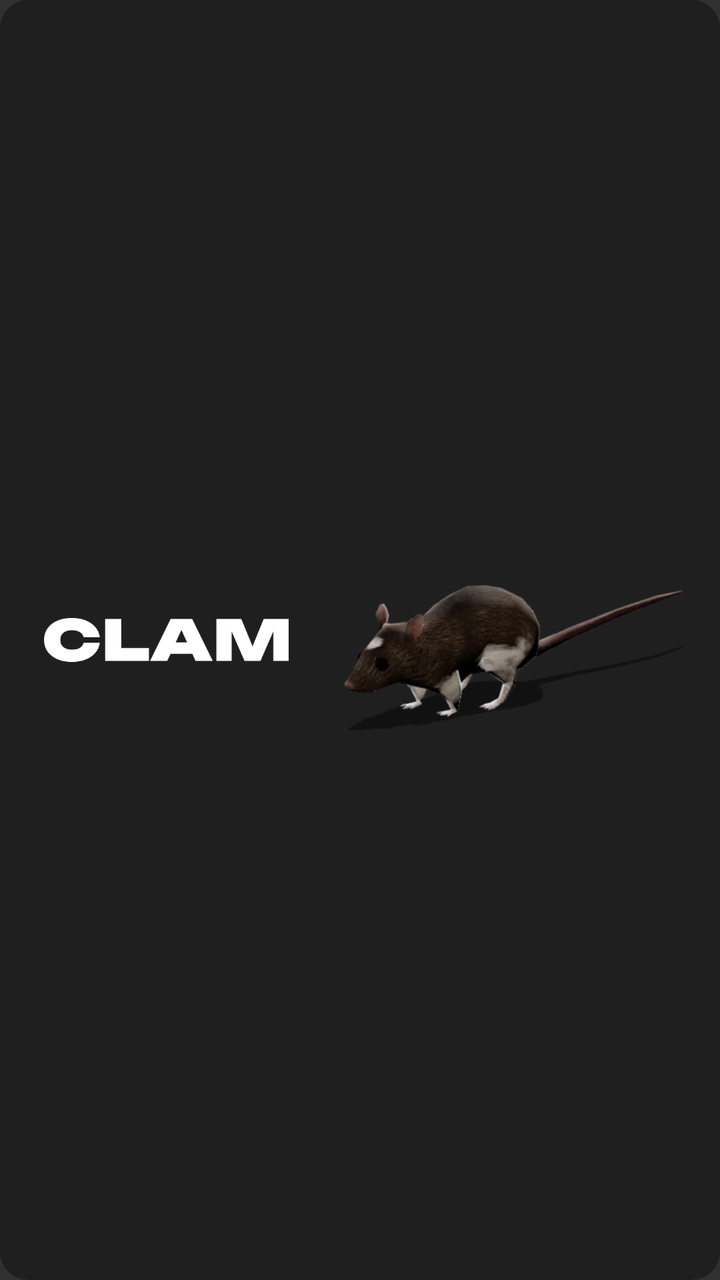
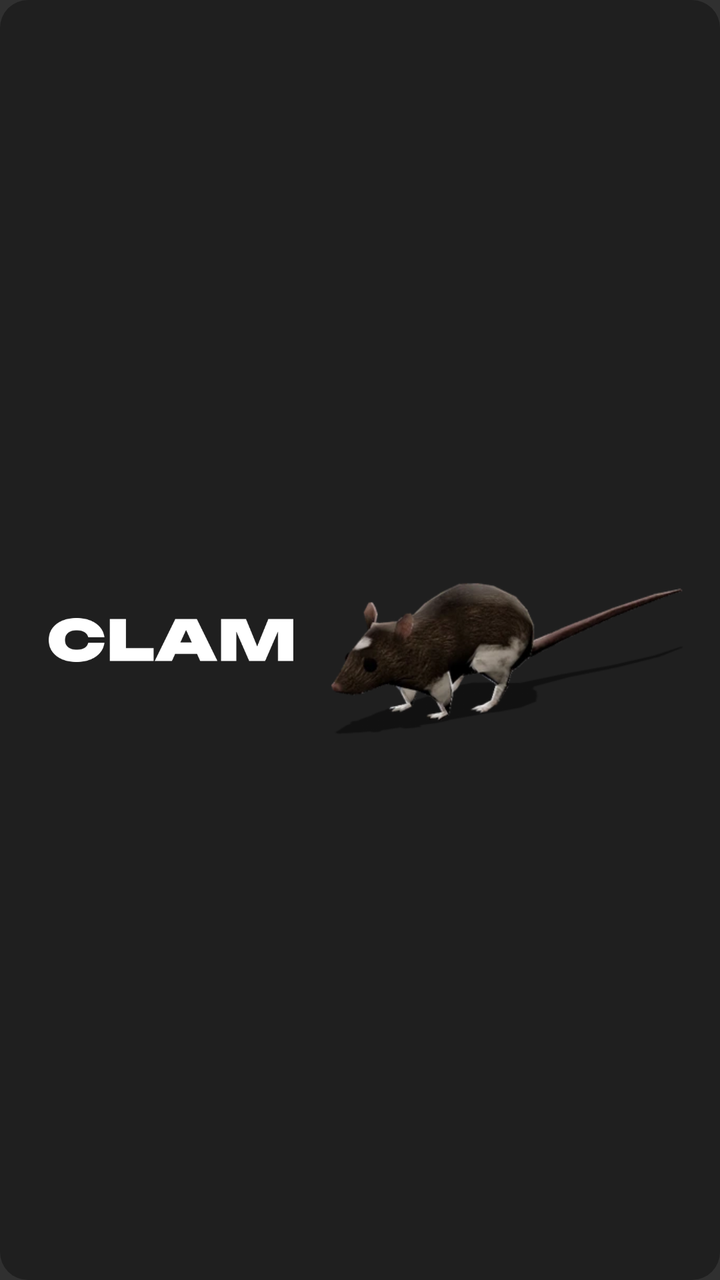

Two renders of the same Android screen: before a commit and after it. Below are the layout's source before the change and the commit's diff.
<!-- AndroidManifest.xml: application theme android:Theme.Material.NoActionBar -->
<!-- res/layout/widget_rat_sleep_enter.xml -->
<?xml version="1.0" encoding="utf-8"?>
<LinearLayout xmlns:android="http://schemas.android.com/apk/res/android"
    android:id="@android:id/background"
    android:layout_width="match_parent"
    android:layout_height="match_parent"
    android:background="@drawable/widget_bg"
    android:orientation="horizontal"
    android:gravity="center_vertical"
    android:paddingStart="22dp"
    android:paddingEnd="10dp"
    android:paddingTop="6dp"
    android:paddingBottom="6dp">

    <FrameLayout
        android:layout_width="0dp"
        android:layout_height="match_parent"
        android:layout_weight="1">

        <ImageView
            android:layout_width="wrap_content"
            android:layout_height="22dp"
            android:layout_gravity="center_vertical|start"
            android:adjustViewBounds="true"
            android:scaleType="fitStart"
            android:src="@drawable/clam_logo"
            android:contentDescription="CLAM" />
    </FrameLayout>

    <ViewFlipper
        android:layout_width="0dp"
        android:layout_height="match_parent"
        android:layout_weight="1.25"
        android:autoStart="true"
        android:flipInterval="33"
        android:measureAllChildren="false">
        <ImageView android:layout_width="match_parent" android:layout_height="match_parent" android:scaleType="fitCenter" android:src="@drawable/rat_sleep_enter_00" />
        <ImageView android:layout_width="match_parent" android:layout_height="match_parent" android:scaleType="fitCenter" android:src="@drawable/rat_sleep_enter_01" />
        <ImageView android:layout_width="match_parent" android:layout_height="match_parent" android:scaleType="fitCenter" android:src="@drawable/rat_sleep_enter_02" />
        <ImageView android:layout_width="match_parent" android:layout_height="match_parent" android:scaleType="fitCenter" android:src="@drawable/rat_sleep_enter_03" />
        <ImageView android:layout_width="match_parent" android:layout_height="match_parent" android:scaleType="fitCenter" android:src="@drawable/rat_sleep_enter_04" />
        <ImageView android:layout_width="match_parent" android:layout_height="match_parent" android:scaleType="fitCenter" android:src="@drawable/rat_sleep_enter_05" />
        <ImageView android:layout_width="match_parent" android:layout_height="match_parent" android:scaleType="fitCenter" android:src="@drawable/rat_sleep_enter_06" />
        <ImageView android:layout_width="match_parent" android:layout_height="match_parent" android:scaleType="fitCenter" android:src="@drawable/rat_sleep_enter_07" />
        <ImageView android:layout_width="match_parent" android:layout_height="match_parent" android:scaleType="fitCenter" android:src="@drawable/rat_sleep_enter_08" />
        <ImageView android:layout_width="match_parent" android:layout_height="match_parent" android:scaleType="fitCenter" android:src="@drawable/rat_sleep_enter_09" />
        <ImageView android:layout_width="match_parent" android:layout_height="match_parent" android:scaleType="fitCenter" android:src="@drawable/rat_sleep_enter_10" />
        <ImageView android:layout_width="match_parent" android:layout_height="match_parent" android:scaleType="fitCenter" android:src="@drawable/rat_sleep_enter_11" />
        <ImageView android:layout_width="match_parent" android:layout_height="match_parent" android:scaleType="fitCenter" android:src="@drawable/rat_sleep_enter_12" />
        <ImageView android:layout_width="match_parent" android:layout_height="match_parent" android:scaleType="fitCenter" android:src="@drawable/rat_sleep_enter_13" />
        <ImageView android:layout_width="match_parent" android:layout_height="match_parent" android:scaleType="fitCenter" android:src="@drawable/rat_sleep_enter_14" />
        <ImageView android:layout_width="match_parent" android:layout_height="match_parent" android:scaleType="fitCenter" android:src="@drawable/rat_sleep_enter_15" />
        <ImageView android:layout_width="match_parent" android:layout_height="match_parent" android:scaleType="fitCenter" android:src="@drawable/rat_sleep_enter_16" />
        <ImageView android:layout_width="match_parent" android:layout_height="match_parent" android:scaleType="fitCenter" android:src="@drawable/rat_sleep_enter_17" />
        <ImageView android:layout_width="match_parent" android:layout_height="match_parent" android:scaleType="fitCenter" android:src="@drawable/rat_sleep_enter_18" />
        <ImageView android:layout_width="match_parent" android:layout_height="match_parent" android:scaleType="fitCenter" android:src="@drawable/rat_sleep_enter_19" />
        <ImageView android:layout_width="match_parent" android:layout_height="match_parent" android:scaleType="fitCenter" android:src="@drawable/rat_sleep_enter_20" />
        <ImageView android:layout_width="match_parent" android:layout_height="match_parent" android:scaleType="fitCenter" android:src="@drawable/rat_sleep_enter_21" />
        <ImageView android:layout_width="match_parent" android:layout_height="match_parent" android:scaleType="fitCenter" android:src="@drawable/rat_sleep_enter_22" />
        <ImageView android:layout_width="match_parent" android:layout_height="match_parent" android:scaleType="fitCenter" android:src="@drawable/rat_sleep_enter_23" />
        <ImageView android:layout_width="match_parent" android:layout_height="match_parent" android:scaleType="fitCenter" android:src="@drawable/rat_sleep_enter_24" />
        <ImageView android:layout_width="match_parent" android:layout_height="match_parent" android:scaleType="fitCenter" android:src="@drawable/rat_sleep_enter_25" />
        <ImageView android:layout_width="match_parent" android:layout_height="match_parent" android:scaleType="fitCenter" android:src="@drawable/rat_sleep_enter_26" />
        <ImageView android:layout_width="match_parent" android:layout_height="match_parent" android:scaleType="fitCenter" android:src="@drawable/rat_sleep_enter_27" />
        <ImageView android:layout_width="match_parent" android:layout_height="match_parent" android:scaleType="fitCenter" android:src="@drawable/rat_sleep_enter_28" />
        <ImageView android:layout_width="match_parent" android:layout_height="match_parent" android:scaleType="fitCenter" android:src="@drawable/rat_sleep_enter_29" />
        <ImageView android:layout_width="match_parent" android:layout_height="match_parent" android:scaleType="fitCenter" android:src="@drawable/rat_sleep_enter_30" />
        <ImageView android:layout_width="match_parent" android:layout_height="match_parent" android:scaleType="fitCenter" android:src="@drawable/rat_sleep_enter_31" />
        <ImageView android:layout_width="match_parent" android:layout_height="match_parent" android:scaleType="fitCenter" android:src="@drawable/rat_sleep_enter_32" />
        <ImageView android:layout_width="match_parent" android:layout_height="match_parent" android:scaleType="fitCenter" android:src="@drawable/rat_sleep_enter_33" />
        <ImageView android:layout_width="match_parent" android:layout_height="match_parent" android:scaleType="fitCenter" android:src="@drawable/rat_sleep_enter_34" />
        <ImageView android:layout_width="match_parent" android:layout_height="match_parent" android:scaleType="fitCenter" android:src="@drawable/rat_sleep_enter_35" />
        <ImageView android:layout_width="match_parent" android:layout_height="match_parent" android:scaleType="fitCenter" android:src="@drawable/rat_sleep_enter_36" />
        <ImageView android:layout_width="match_parent" android:layout_height="match_parent" android:scaleType="fitCenter" android:src="@drawable/rat_sleep_enter_37" />
        <ImageView android:layout_width="match_parent" android:layout_height="match_parent" android:scaleType="fitCenter" android:src="@drawable/rat_sleep_enter_38" />
        <ImageView android:layout_width="match_parent" android:layout_height="match_parent" android:scaleType="fitCenter" android:src="@drawable/rat_sleep_enter_39" />
        <ImageView android:layout_width="match_parent" android:layout_height="match_parent" android:scaleType="fitCenter" android:src="@drawable/rat_sleep_enter_40" />
        <ImageView android:layout_width="match_parent" android:layout_height="match_parent" android:scaleType="fitCenter" android:src="@drawable/rat_sleep_enter_41" />
        <ImageView android:layout_width="match_parent" android:layout_height="match_parent" android:scaleType="fitCenter" android:src="@drawable/rat_sleep_enter_42" />
        <ImageView android:layout_width="match_parent" android:layout_height="match_parent" android:scaleType="fitCenter" android:src="@drawable/rat_sleep_enter_42" />
        <ImageView android:layout_width="match_parent" android:layout_height="match_parent" android:scaleType="fitCenter" android:src="@drawable/rat_sleep_enter_42" />
        <ImageView android:layout_width="match_parent" android:layout_height="match_parent" android:scaleType="fitCenter" android:src="@drawable/rat_sleep_enter_42" />
        <ImageView android:layout_width="match_parent" android:layout_height="match_parent" android:scaleType="fitCenter" android:src="@drawable/rat_sleep_enter_42" />
        <ImageView android:layout_width="match_parent" android:layout_height="match_parent" android:scaleType="fitCenter" android:src="@drawable/rat_sleep_enter_42" />
        <ImageView android:layout_width="match_parent" android:layout_height="match_parent" android:scaleType="fitCenter" android:src="@drawable/rat_sleep_enter_42" />
        <ImageView android:layout_width="match_parent" android:layout_height="match_parent" android:scaleType="fitCenter" android:src="@drawable/rat_sleep_enter_42" />
        <ImageView android:layout_width="match_parent" android:layout_height="match_parent" android:scaleType="fitCenter" android:src="@drawable/rat_sleep_enter_42" />
        <ImageView android:layout_width="match_parent" android:layout_height="match_parent" android:scaleType="fitCenter" android:src="@drawable/rat_sleep_enter_42" />
        <ImageView android:layout_width="match_parent" android:layout_height="match_parent" android:scaleType="fitCenter" android:src="@drawable/rat_sleep_enter_42" />
        <ImageView android:layout_width="match_parent" android:layout_height="match_parent" android:scaleType="fitCenter" android:src="@drawable/rat_sleep_enter_42" />
        <ImageView android:layout_width="match_parent" android:layout_height="match_parent" android:scaleType="fitCenter" android:src="@drawable/rat_sleep_enter_42" />
        <ImageView android:layout_width="match_parent" android:layout_height="match_parent" android:scaleType="fitCenter" android:src="@drawable/rat_sleep_enter_42" />
        <ImageView android:layout_width="match_parent" android:layout_height="match_parent" android:scaleType="fitCenter" android:src="@drawable/rat_sleep_enter_42" />
        <ImageView android:layout_width="match_parent" android:layout_height="match_parent" android:scaleType="fitCenter" android:src="@drawable/rat_sleep_enter_42" />
        <ImageView android:layout_width="match_parent" android:layout_height="match_parent" android:scaleType="fitCenter" android:src="@drawable/rat_sleep_enter_42" />
        <ImageView android:layout_width="match_parent" android:layout_height="match_parent" android:scaleType="fitCenter" android:src="@drawable/rat_sleep_enter_42" />
        <ImageView android:layout_width="match_parent" android:layout_height="match_parent" android:scaleType="fitCenter" android:src="@drawable/rat_sleep_enter_42" />
        <ImageView android:layout_width="match_parent" android:layout_height="match_parent" android:scaleType="fitCenter" android:src="@drawable/rat_sleep_enter_42" />
        <ImageView android:layout_width="match_parent" android:layout_height="match_parent" android:scaleType="fitCenter" android:src="@drawable/rat_sleep_enter_42" />
        <ImageView android:layout_width="match_parent" android:layout_height="match_parent" android:scaleType="fitCenter" android:src="@drawable/rat_sleep_enter_42" />
        <ImageView android:layout_width="match_parent" android:layout_height="match_parent" android:scaleType="fitCenter" android:src="@drawable/rat_sleep_enter_42" />
        <ImageView android:layout_width="match_parent" android:layout_height="match_parent" android:scaleType="fitCenter" android:src="@drawable/rat_sleep_enter_42" />
        <ImageView android:layout_width="match_parent" android:layout_height="match_parent" android:scaleType="fitCenter" android:src="@drawable/rat_sleep_enter_42" />
        <ImageView android:layout_width="match_parent" android:layout_height="match_parent" android:scaleType="fitCenter" android:src="@drawable/rat_sleep_enter_42" />
        <ImageView android:layout_width="match_parent" android:layout_height="match_parent" android:scaleType="fitCenter" android:src="@drawable/rat_sleep_enter_42" />
        <ImageView android:layout_width="match_parent" android:layout_height="match_parent" android:scaleType="fitCenter" android:src="@drawable/rat_sleep_enter_42" />
        <ImageView android:layout_width="match_parent" android:layout_height="match_parent" android:scaleType="fitCenter" android:src="@drawable/rat_sleep_enter_42" />
        <ImageView android:layout_width="match_parent" android:layout_height="match_parent" android:scaleType="fitCenter" android:src="@drawable/rat_sleep_enter_42" />
        <ImageView android:layout_width="match_parent" android:layout_height="match_parent" android:scaleType="fitCenter" android:src="@drawable/rat_sleep_enter_42" />
    </ViewFlipper>
</LinearLayout>
<!-- resources referenced by this layout -->
<resources>
  <!-- drawable clam_logo: png bitmap (drawable-nodpi, 9398 bytes) -->
  <!-- drawable rat_sleep_enter_00: webp bitmap (drawable-nodpi, 15624 bytes) -->
  <!-- drawable rat_sleep_enter_01: webp bitmap (drawable-nodpi, 15658 bytes) -->
  <!-- drawable rat_sleep_enter_02: webp bitmap (drawable-nodpi, 15724 bytes) -->
  <!-- drawable rat_sleep_enter_03: webp bitmap (drawable-nodpi, 15670 bytes) -->
  <!-- drawable rat_sleep_enter_04: webp bitmap (drawable-nodpi, 15686 bytes) -->
  <!-- drawable rat_sleep_enter_05: webp bitmap (drawable-nodpi, 15418 bytes) -->
  <!-- drawable rat_sleep_enter_06: webp bitmap (drawable-nodpi, 15422 bytes) -->
  <!-- drawable rat_sleep_enter_07: webp bitmap (drawable-nodpi, 15416 bytes) -->
  <!-- drawable rat_sleep_enter_08: webp bitmap (drawable-nodpi, 15402 bytes) -->
  <!-- drawable rat_sleep_enter_09: webp bitmap (drawable-nodpi, 15248 bytes) -->
  <!-- drawable rat_sleep_enter_10: webp bitmap (drawable-nodpi, 15088 bytes) -->
  <!-- drawable rat_sleep_enter_11: webp bitmap (drawable-nodpi, 14594 bytes) -->
  <!-- drawable rat_sleep_enter_12: webp bitmap (drawable-nodpi, 14500 bytes) -->
  <!-- drawable rat_sleep_enter_13: webp bitmap (drawable-nodpi, 14394 bytes) -->
  <!-- drawable rat_sleep_enter_14: webp bitmap (drawable-nodpi, 13884 bytes) -->
  <!-- drawable rat_sleep_enter_15: webp bitmap (drawable-nodpi, 13750 bytes) -->
  <!-- drawable rat_sleep_enter_16: webp bitmap (drawable-nodpi, 13612 bytes) -->
  <!-- drawable rat_sleep_enter_17: webp bitmap (drawable-nodpi, 13256 bytes) -->
  <!-- drawable rat_sleep_enter_18: webp bitmap (drawable-nodpi, 12696 bytes) -->
  <!-- drawable rat_sleep_enter_19: webp bitmap (drawable-nodpi, 12294 bytes) -->
  <!-- drawable rat_sleep_enter_20: webp bitmap (drawable-nodpi, 12266 bytes) -->
  <!-- drawable rat_sleep_enter_21: webp bitmap (drawable-nodpi, 11790 bytes) -->
  <!-- drawable rat_sleep_enter_22: webp bitmap (drawable-nodpi, 11666 bytes) -->
  <!-- drawable rat_sleep_enter_23: webp bitmap (drawable-nodpi, 11288 bytes) -->
  <!-- drawable rat_sleep_enter_24: webp bitmap (drawable-nodpi, 10880 bytes) -->
  <!-- drawable rat_sleep_enter_25: webp bitmap (drawable-nodpi, 10330 bytes) -->
  <!-- drawable rat_sleep_enter_26: webp bitmap (drawable-nodpi, 10070 bytes) -->
  <!-- drawable rat_sleep_enter_27: webp bitmap (drawable-nodpi, 9786 bytes) -->
  <!-- drawable rat_sleep_enter_28: webp bitmap (drawable-nodpi, 9440 bytes) -->
  <!-- drawable rat_sleep_enter_29: webp bitmap (drawable-nodpi, 9496 bytes) -->
  <!-- drawable rat_sleep_enter_30: webp bitmap (drawable-nodpi, 8888 bytes) -->
  <!-- drawable rat_sleep_enter_31: webp bitmap (drawable-nodpi, 9176 bytes) -->
  <!-- drawable rat_sleep_enter_32: webp bitmap (drawable-nodpi, 9080 bytes) -->
  <!-- drawable rat_sleep_enter_33: webp bitmap (drawable-nodpi, 8858 bytes) -->
  <!-- drawable rat_sleep_enter_34: webp bitmap (drawable-nodpi, 8456 bytes) -->
  <!-- drawable rat_sleep_enter_35: webp bitmap (drawable-nodpi, 8578 bytes) -->
  <!-- drawable rat_sleep_enter_36: webp bitmap (drawable-nodpi, 8504 bytes) -->
  <!-- drawable rat_sleep_enter_37: webp bitmap (drawable-nodpi, 8570 bytes) -->
  <!-- drawable rat_sleep_enter_38: webp bitmap (drawable-nodpi, 8674 bytes) -->
  <!-- drawable rat_sleep_enter_39: webp bitmap (drawable-nodpi, 8618 bytes) -->
  <!-- drawable rat_sleep_enter_40: webp bitmap (drawable-nodpi, 8528 bytes) -->
  <!-- drawable rat_sleep_enter_41: webp bitmap (drawable-nodpi, 8738 bytes) -->
  <!-- drawable rat_sleep_enter_42: webp bitmap (drawable-nodpi, 8704 bytes) -->
  <!-- drawable widget_bg (drawable) -->
  <?xml version="1.0" encoding="utf-8"?>
  <shape xmlns:android="http://schemas.android.com/apk/res/android" android:shape="rectangle">
      <solid android:color="#1F1F1F" />
      <corners android:radius="14dp" />
  </shape>
</resources>

<!-- the commit's change to res/layout/widget_rat_sleep_enter.xml (unified diff, before → after) -->
@@ -6,7 +6,7 @@
     android:background="@drawable/widget_bg"
     android:orientation="horizontal"
     android:gravity="center_vertical"
-    android:paddingStart="22dp"
+    android:paddingStart="10dp"
     android:paddingEnd="10dp"
     android:paddingTop="6dp"
     android:paddingBottom="6dp">
@@ -19,9 +19,9 @@
         <ImageView
             android:layout_width="wrap_content"
             android:layout_height="22dp"
-            android:layout_gravity="center_vertical|start"
+            android:layout_gravity="center"
             android:adjustViewBounds="true"
-            android:scaleType="fitStart"
+            android:scaleType="fitCenter"
             android:src="@drawable/clam_logo"
             android:contentDescription="CLAM" />
     </FrameLayout>
